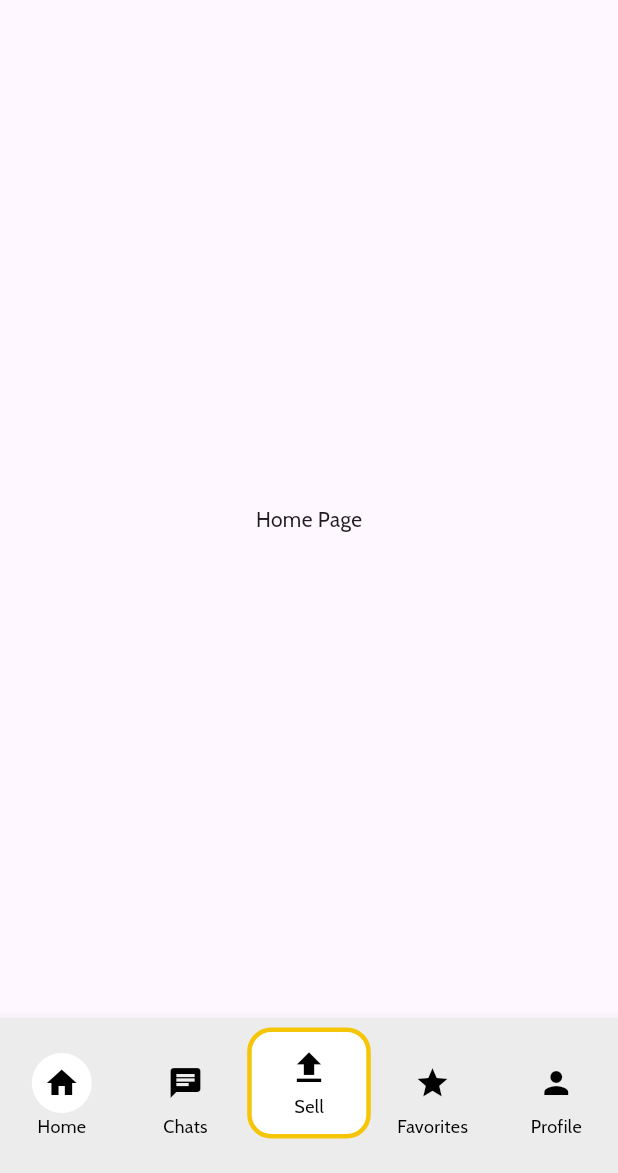
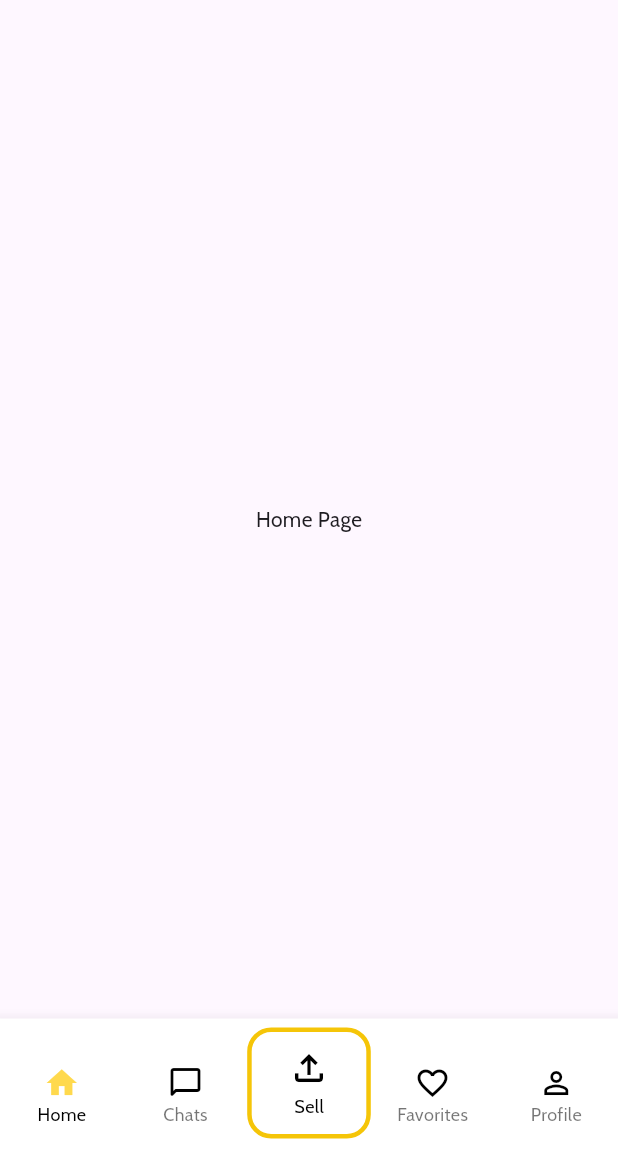
Before and after one commit to MOVILES-G22-2025/Flutter, a Flutter app: the screen it shows after launch, on a phone screen of 412 x 824 dp, the part 63-1236 px from its top. Run offline on Flutter 3.47's test engine with Material 3 defaults, Android fonts, the phone set to English and light mode, and no system bars.

Commit message:
details navigation bar

```diff
--- a/lib/common/navigation_bar.dart
+++ b/lib/common/navigation_bar.dart
@@ -1,6 +1,5 @@
 import 'package:flutter/material.dart';
 import '../constants.dart';
-
 class NavigationBarApp extends StatefulWidget {
   final ValueChanged<int> onItemTapped;
   final int selectedIndex;
@@ -16,60 +15,71 @@ class NavigationBarApp extends StatefulWidget {
 }
 
 class _NavigationBarAppState extends State<NavigationBarApp> {
+  // Mapa que asocia cada ícono outline a su versión filled.
+  final Map<IconData, IconData> _filledIconMapping = {
+    Icons.home_outlined: Icons.home,
+    Icons.chat_bubble_outline_rounded: Icons.chat_bubble,
+    Icons.favorite_border: Icons.favorite,
+    Icons.person_outline: Icons.person,
+  };
+
   @override
   Widget build(BuildContext context) {
     return BottomNavigationBar(
       items: <BottomNavigationBarItem>[
         BottomNavigationBarItem(
-          icon: _buildIcon(Icons.home, 0),
+          icon: _buildIcon(Icons.home_outlined, 0),
           label: 'Home',
         ),
         BottomNavigationBarItem(
-          icon: _buildIcon(Icons.chat, 1),
+          icon: _buildIcon(Icons.chat_bubble_outline_rounded, 1),
           label: 'Chats',
         ),
         BottomNavigationBarItem(
-          icon: _buildStaticSellIcon(Icons.upload, 'Sell', 2),
+          icon: _buildStaticSellIcon(Icons.file_upload_outlined, 'Sell', 2),
           label: '',
         ),
         BottomNavigationBarItem(
-          icon: _buildIcon(Icons.star, 3),
+          icon: _buildIcon(Icons.favorite_border, 3),
           label: 'Favorites',
         ),
         BottomNavigationBarItem(
-          icon: _buildIcon(Icons.person, 4),
+          icon: _buildIcon(Icons.person_outline, 4),
           label: 'Profile',
         ),
       ],
       currentIndex: widget.selectedIndex,
-      selectedItemColor: AppColors.primary0,
-      unselectedItemColor: AppColors.primary0,
       onTap: widget.onItemTapped,
       type: BottomNavigationBarType.fixed,
-      backgroundColor: AppColors.primary40,
+      backgroundColor: AppColors.primary50,
       selectedFontSize: 12,
       unselectedFontSize: 12,
+      selectedItemColor: AppColors.primary0,
     );
   }
 
   Widget _buildIcon(IconData icon, int index) {
     bool isSelected = widget.selectedIndex == index;
+    IconData displayIcon = isSelected && _filledIconMapping.containsKey(icon)
+        ? _filledIconMapping[icon]!
+        : icon;
+    Color iconColor = isSelected ? AppColors.primary20 : Colors.black;
 
     return Container(
-      padding: const EdgeInsets.all(8.0),
-      decoration: BoxDecoration(
-        color: isSelected ? AppColors.primary50 : Colors.transparent,
-        shape: BoxShape.circle,
-      ),
       child: Icon(
-        icon,
-        color: isSelected ? AppColors.primary0 : AppColors.primary0,
+        displayIcon,
+        color: iconColor,
       ),
     );
   }
 
   Widget _buildStaticSellIcon(IconData icon, String label, int index) {
-    return Container(
+    bool isSelected = widget.selectedIndex == index;
+
+    return AnimatedScale(
+      scale: isSelected ? 1.05 : 1.0, // Aumenta a 1.05 cuando se seleccione
+      duration: const Duration(milliseconds: 200),
+      child: Container(
         padding: const EdgeInsets.symmetric(vertical: 10.0, horizontal: 14.0),
         alignment: Alignment.center,
         decoration: BoxDecoration(
@@ -100,6 +110,8 @@ class _NavigationBarAppState extends State<NavigationBarApp> {
             ),
           ],
         ),
+      ),
     );
   }
+
 }
```
Lines whose indentation alone changed are shown as unchanged.
